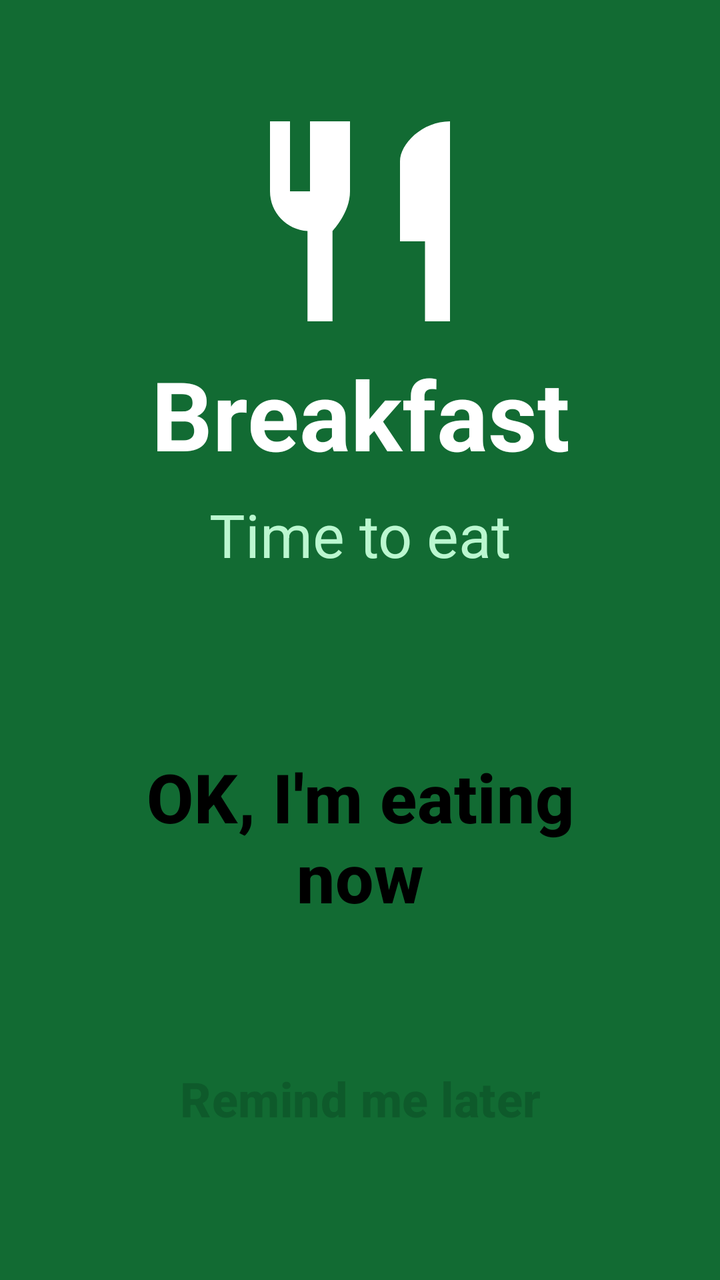
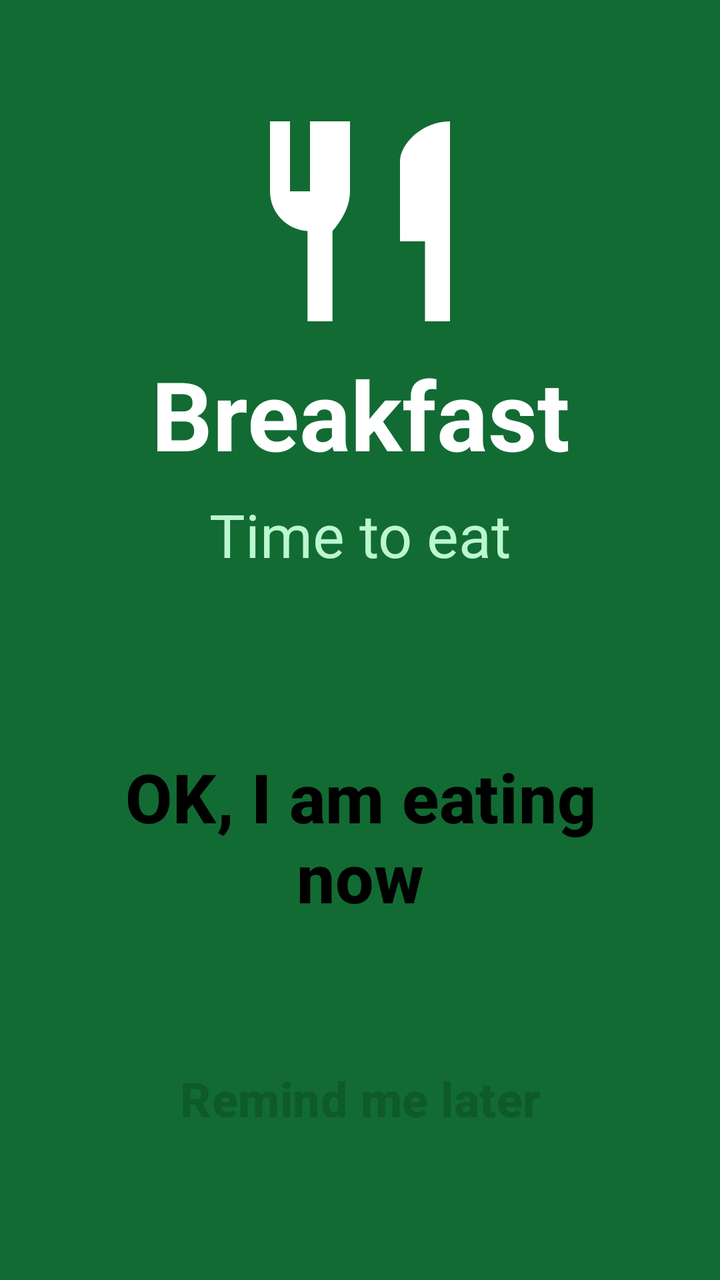

Two renders of the same Android screen: before a commit and after it. Below are the layout's source before the change and the commit's diff.
<!-- AndroidManifest.xml: activity theme Theme.PillGuard.Meal -->
<!-- res/layout/activity_meal.xml -->
<?xml version="1.0" encoding="utf-8"?>
<LinearLayout xmlns:android="http://schemas.android.com/apk/res/android"
    android:layout_width="match_parent"
    android:layout_height="match_parent"
    android:orientation="vertical"
    android:gravity="center"
    android:padding="24dp"
    android:background="@color/meal_alarm_bg">

    <ImageView
        android:id="@+id/mealGlyph"
        android:layout_width="120dp"
        android:layout_height="120dp"
        android:layout_marginBottom="4dp"
        android:src="@drawable/ic_meal_big"
        android:contentDescription="Food" />

    <TextView
        android:id="@+id/mealTitle"
        android:layout_width="match_parent"
        android:layout_height="wrap_content"
        android:text="Breakfast"
        android:textColor="@color/white"
        android:textSize="48sp"
        android:textStyle="bold"
        android:gravity="center" />

    <TextView
        android:id="@+id/mealSub"
        android:layout_width="match_parent"
        android:layout_height="wrap_content"
        android:layout_marginTop="8dp"
        android:layout_marginBottom="32dp"
        android:text="Time to eat"
        android:textColor="#BBF7D0"
        android:textSize="30sp"
        android:gravity="center" />

    <Button
        android:id="@+id/btnEating"
        style="@style/AlarmButtonPrimary"
        android:layout_width="match_parent"
        android:layout_height="wrap_content"
        android:minHeight="150dp"
        android:textSize="34sp"
        android:text="OK, I'm eating now" />

    <Button
        android:id="@+id/btnLater"
        style="@style/AlarmButtonAlt.Meal"
        android:layout_width="match_parent"
        android:layout_height="wrap_content"
        android:minHeight="80dp"
        android:textSize="24sp"
        android:text="Remind me later" />
</LinearLayout>
<!-- resources referenced by this layout -->
<resources>
  <color name="meal_alarm_bg">#126B33</color>
  <color name="white">#FFFFFF</color>
  <!-- drawable ic_meal_big (drawable) -->
  <vector xmlns:android="http://schemas.android.com/apk/res/android"
      android:width="120dp"
      android:height="120dp"
      android:viewportWidth="24"
      android:viewportHeight="24">
      
      <path
          android:fillColor="#FFFFFF"
          android:pathData="M11,9H9V2H7v7H5V2H3v7c0,2.12 1.66,3.84 3.75,3.97V22h2.5v-9.03C9.34,12.84 11,11.12 11,9V2h-2v7z" />
      <path
          android:fillColor="#FFFFFF"
          android:pathData="M16,6v8h2.5v8H21V2C18.24,2 16,4.24 16,6z" />
  </vector>
  <style name="AlarmButtonAlt.Meal">
          <item name="android:textColor">@color/btn_alt_text_meal</item>
      </style>
  <style name="AlarmButtonPrimary" parent="Widget.Material3.Button">
          <item name="backgroundTint">@color/btn_primary_bg</item>
          <item name="android:textColor">@color/btn_primary_text</item>
          <item name="rippleColor">#33000000</item>
          <item name="android:textAllCaps">false</item>
          <item name="android:textStyle">bold</item>
          <item name="cornerRadius">20dp</item>
          <item name="android:layout_marginTop">24dp</item>
      </style>
  <style name="Theme.PillGuard.Meal" parent="Theme.Material3.Dark.NoActionBar">
          <item name="colorPrimary">@color/brand</item>
          <item name="android:windowBackground">@color/meal_alarm_bg</item>
          <item name="android:statusBarColor">@color/meal_alarm_bg</item>
          <item name="android:navigationBarColor">@color/meal_alarm_bg</item>
      </style>
  <color name="btn_alt_text_meal">#0E5A2B</color>
  <color name="btn_primary_bg">#FFD166</color>
  <color name="btn_primary_text">#000000</color>
  <color name="brand">#1E5AA8</color>
</resources>

<!-- the commit's change to res/layout/activity_meal.xml (unified diff, before → after) -->
@@ -43,7 +43,7 @@
         android:layout_height="wrap_content"
         android:minHeight="150dp"
         android:textSize="34sp"
-        android:text="OK, I'm eating now" />
+        android:text="OK, I am eating now" />
 
     <Button
         android:id="@+id/btnLater"
